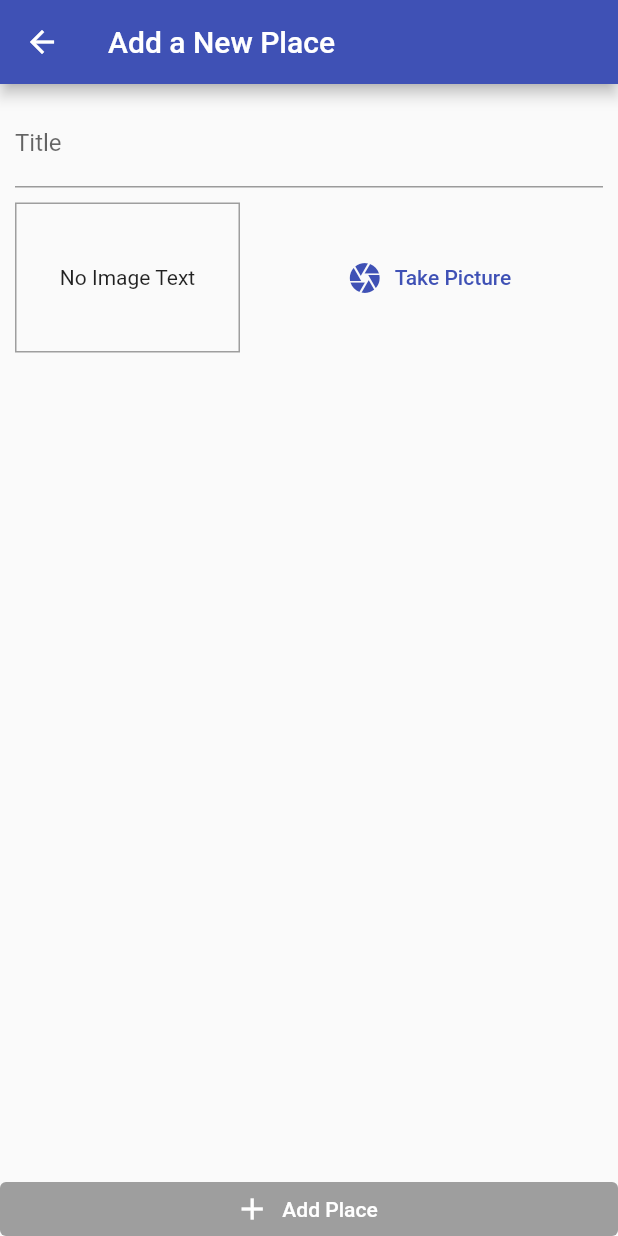
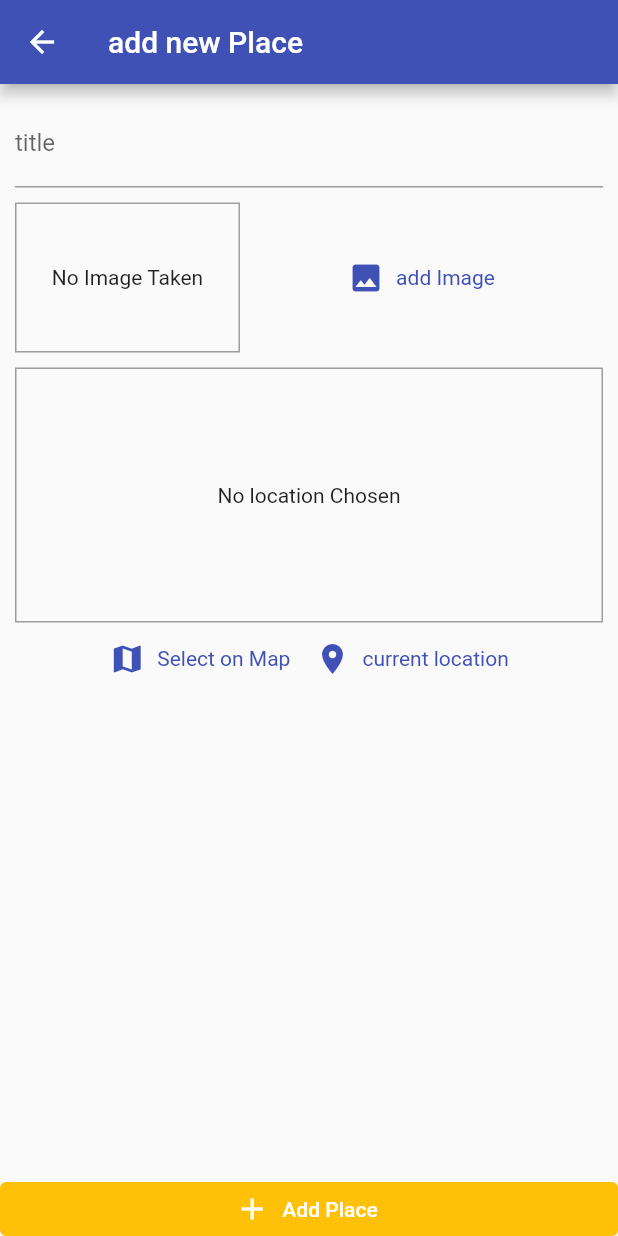
Before and after one commit to Sivakarthikeyan-S/Flutter_Location, a Flutter app: the screen it shows after launch, after a tap on the "add" icon, on a phone screen of 412 x 824 dp. Run offline on Flutter 3.47's test engine with Material 2 defaults, Android fonts, the phone set to English and light mode, and no system bars; our stand-ins replace google_maps_flutter, image_picker, location, sqflite; accounts and stored records are empty.

Commit message:
Updated location functions

```diff
--- a/lib/helpers/db_helper.dart
+++ b/lib/helpers/db_helper.dart
@@ -1,28 +1,23 @@
 import 'package:sqflite/sqflite.dart' as sql;
 import 'package:path/path.dart' as path;
-import 'package:sqflite/sqlite_api.dart';
 
 class DBHelper {
-  static Future<sql.Database> database() async {
+  static Future<sql.Database> dataBase() async {
     final dbPath = await sql.getDatabasesPath();
     return sql.openDatabase(path.join(dbPath, 'places.db'),
         onCreate: (db, version) {
       return db.execute(
-          'CREATE TABLE user_places(id TEXT PRIMARY KEY, title TEXT, image TEXT)');
+          'CREATE TABLE great_places(id TEXT PRIMARY KEY, title TEXT, image TEXT, loc_lat REAL, loc_lng REAL, address TEXT)');
     }, version: 1);
   }
 
   static Future<void> insert(String table, Map<String, Object> data) async {
-    final db = await DBHelper.database();
-    db.insert(
-      table,
-      data,
-      conflictAlgorithm: ConflictAlgorithm.replace,
-    );
+    final db = await DBHelper.dataBase();
+    db.insert(table, data, conflictAlgorithm: sql.ConflictAlgorithm.replace);
   }
 
   static Future<List<Map<String, dynamic>>> getData(String table) async {
-    final db = await DBHelper.database();
+    final db = await DBHelper.dataBase();
     return db.query(table);
   }
 }
--- /dev/null
+++ b/lib/helpers/location_helper.dart
@@ -0,0 +1,18 @@
+import 'package:http/http.dart' as http;
+import 'dart:convert';
+
+const googleApiKey = 'AIzaSyBg9yn5JtQgKRFbg6FCTy4ewbF24kRuAYI';
+
+class LocationHelper {
+  static String generateLocationPreviewImage(
+      {double? latitude, double? longitude}) {
+    return 'https://maps.googleapis.com/maps/api/staticmap?center=$latitude,$longitude&zoom=16&size=600x300&maptype=roadmap&markers=color:red%7Clabel:A%7C$latitude,$longitude&key=$googleApiKey';
+  }
+
+  static Future<String> getPlaceAddress(double lan, double lng) async {
+    final url = Uri.parse(
+        'https://maps.googleapis.com/maps/api/geocode/json?latlng=$lan,$lng&key=$googleApiKey');
+    final response = await http.get(url);
+    return json.decode(response.body)['results'][0]['formatted_address'];
+  }
+}
--- a/lib/main.dart
+++ b/lib/main.dart
@@ -1,30 +1,35 @@
 import 'package:flutter/material.dart';
+import './screens/add_place_screen.dart';
+import './screens/place_detail_screen.dart';
 import 'package:provider/provider.dart';
 
-import './providers/great_places.dart';
-import './screens/places_list_screen.dart';
-import './screens/add_place_screen.dart';
+import 'providers/great_places_provider.dart';
+import 'screens/places_list_screen.dart';
 
 void main() => runApp(const MyApp());
 
 class MyApp extends StatelessWidget {
-  const MyApp({super.key});
+  const MyApp({Key? key}) : super(key: key);
 
-  // This widget is the root of your application.
   @override
   Widget build(BuildContext context) {
-    return ChangeNotifierProvider.value(
-      value: GreatPlaces(),
+    return ChangeNotifierProvider(
+      create: (context) => GreatPlacesProvider(),
       child: MaterialApp(
-          title: 'Great Places',
-          theme: ThemeData(
+        title: 'Great Places',
+        theme: ThemeData(
+          colorScheme: ColorScheme.fromSwatch(
             primarySwatch: Colors.indigo,
-            accentColor: Colors.grey.shade500,
+          ).copyWith(
+            secondary: Colors.amber,
           ),
-          home: const PlacesListScreen(),
-          routes: {
-            AddPlaceScreen.routeName: (ctx) => const AddPlaceScreen(),
-          }),
+        ),
+        home: const PlacesListScreen(),
+        routes: {
+          AddPlaceScreen.routeName: (context) => const AddPlaceScreen(),
+          PlaceDetailScreen.routeName: (context) => const PlaceDetailScreen(),
+        },
+      ),
     );
   }
 }
--- a/lib/models/place.dart
+++ b/lib/models/place.dart
@@ -1,29 +1,27 @@
 import 'dart:io';
-
-import 'package:flutter/foundation.dart';
-
-class PlaceLocation {
-  final double latitude;
-  final double longitude;
-  final String address;
-
-  PlaceLocation({
-    required this.latitude,
-    required this.longitude,
-    required this.address,
-  });
-}
 
 class Place {
   final String id;
   final String title;
-  final PlaceLocation location;
+  final PlaceLocation? location;
   final File image;
 
   Place({
     required this.id,
     required this.title,
-    required this.location,
+    this.location,
     required this.image,
   });
 }
+
+class PlaceLocation {
+  final double? latitude;
+  final double? longitude;
+  final String? address;
+
+  const PlaceLocation({
+    this.latitude,
+    this.longitude,
+    this.address,
+  });
+}
--- a/lib/providers/great_places.dart
+++ /dev/null
@@ -1,48 +0,0 @@
-import 'dart:io';
-
-import 'package:flutter/foundation.dart';
-
-import '../models/place.dart';
-import '../helpers/db_helper.dart';
-
-class GreatPlaces with ChangeNotifier {
-  List<Place> _items = [];
-
-  List<Place> get items {
-    return [..._items];
-  }
-
-  void addPlace(
-    String pickedTitle,
-    File pickedImage,
-  ) {
-    final newPlace = Place(
-      id: DateTime.now().toString(),
-      image: pickedImage,
-      title: pickedTitle,
-      location: null!,
-    );
-    _items.add(newPlace);
-    notifyListeners();
-    DBHelper.insert('user_places', {
-      'id': newPlace.id,
-      'title': newPlace.title,
-      'image': newPlace.image.path,
-    });
-  }
-
-  Future<void> fetchAndSetPlaces() async {
-    final dataList = await DBHelper.getData('user_places');
-    _items = dataList
-        .map(
-          (item) => Place(
-            id: item['id'],
-            title: item['title'],
-            image: File(item['image']),
-            location: null!,
-          ),
-        )
-        .toList();
-    notifyListeners();
-  }
-}
--- /dev/null
+++ b/lib/providers/great_places_provider.dart
@@ -0,0 +1,72 @@
+import 'dart:io';
+
+import 'package:flutter/material.dart';
+import '../helpers/location_helper.dart';
+import 'package:path_provider/path_provider.dart' as syspaths;
+
+import '../models/place.dart';
+import '../helpers/db_helper.dart';
+
+class GreatPlacesProvider with ChangeNotifier {
+  List<Place> _items = [];
+
+  List<Place> get items {
+    return [..._items];
+  }
+
+  Place findById(String id) {
+    return _items.firstWhere((place) => place.id == id);
+  }
+
+  Future<void> addPlace(
+      String title, File image, PlaceLocation placeLocation) async {
+    final appDir = await syspaths.getApplicationDocumentsDirectory();
+    final address = await LocationHelper.getPlaceAddress(
+        placeLocation.latitude!, placeLocation.longitude!);
+    final updateLocation = PlaceLocation(
+        latitude: placeLocation.latitude,
+        longitude: placeLocation.longitude,
+        address: address);
+    final newPlace = Place(
+      id: DateTime.now().toString(),
+      title: title,
+      location: updateLocation,
+      image: image,
+    );
+    _items.add(newPlace);
+    notifyListeners();
+    DBHelper.insert(
+      'great_places',
+      {
+        'id': newPlace.id,
+        'title': newPlace.title,
+        'image': newPlace.image.path
+            .substring(appDir.path.length, newPlace.image.path.length),
+        'loc_lat': newPlace.location!.latitude!,
+        'loc_lng': newPlace.location!.longitude!,
+        'address': newPlace.location!.address!,
+      },
+    );
+  }
+
+  Future<void> fetchAndSetPlaces() async {
+    final dataList = await DBHelper.getData('great_places');
+    final appDir = await syspaths.getApplicationDocumentsDirectory();
+
+    _items = dataList
+        .map(
+          (data) => Place(
+            id: data['id'],
+            title: data['title'],
+            image: File('${appDir.path}/${data['image']}'),
+            location: PlaceLocation(
+              latitude: data['loc_lat'],
+              longitude: data['loc_lng'],
+              address: data['address'],
+            ),
+          ),
+        )
+        .toList();
+    notifyListeners();
+  }
+}
--- a/lib/screens/add_place_screen.dart
+++ b/lib/screens/add_place_screen.dart
@@ -1,15 +1,15 @@
 import 'dart:io';
 
 import 'package:flutter/material.dart';
+import '../models/place.dart';
+import '../providers/great_places_provider.dart';
+import '../widgets/image_input.dart';
+import '../widgets/location_input.dart';
 import 'package:provider/provider.dart';
 
-import '../widgets/image_input.dart';
-import '../providers/great_places.dart';
-
 class AddPlaceScreen extends StatefulWidget {
-  const AddPlaceScreen({super.key});
-
   static const routeName = '/add-place';
+  const AddPlaceScreen({Key? key}) : super(key: key);
 
   @override
   State<AddPlaceScreen> createState() => _AddPlaceScreenState();
@@ -18,17 +18,24 @@ class AddPlaceScreen extends StatefulWidget {
 class _AddPlaceScreenState extends State<AddPlaceScreen> {
   final _titleController = TextEditingController();
   File? _pickedImage;
+  PlaceLocation? placeLocation;
 
   void _selectImage(File pickedImage) {
     _pickedImage = pickedImage;
   }
 
+  void _selectPlace(double lan, double lng) {
+    placeLocation = PlaceLocation(latitude: lan, longitude: lng);
+  }
+
   void _savePlace() {
-    if (_titleController.text.isEmpty || _pickedImage == null) {
+    if (_titleController.text.isEmpty ||
+        _pickedImage == null ||
+        placeLocation == null) {
       return;
     }
-    Provider.of<GreatPlaces>(context, listen: false)
-        .addPlace(_titleController.text, _pickedImage!);
+    Provider.of<GreatPlacesProvider>(context, listen: false)
+        .addPlace(_titleController.text, _pickedImage!, placeLocation!);
     Navigator.of(context).pop();
   }
 
@@ -36,33 +43,33 @@ class _AddPlaceScreenState extends State<AddPlaceScreen> {
   Widget build(BuildContext context) {
     return Scaffold(
       appBar: AppBar(
-        title: const Text('Add a New Place'),
+        title: const Text('add new Place'),
       ),
       body: Column(
         mainAxisAlignment: MainAxisAlignment.spaceBetween,
         crossAxisAlignment: CrossAxisAlignment.stretch,
-        children: <Widget>[
+        children: [
           Expanded(
             child: SingleChildScrollView(
-              child: Padding(
-                padding: const EdgeInsets.all(10.0),
+              padding: const EdgeInsets.all(10),
               child: Column(
-                  children: <Widget>[
+                children: [
                   TextField(
-                      decoration: const InputDecoration(labelText: 'Title'),
+                    decoration: const InputDecoration(labelText: 'title'),
                     controller: _titleController,
                   ),
                   const SizedBox(height: 10),
-                    const ImageInput(),
+                  ImageInput(onSelectImage: _selectImage),
+                  const SizedBox(height: 10),
+                  LocationInput(onSelectPlace: _selectPlace),
                 ],
               ),
             ),
           ),
-          ),
           ElevatedButton.icon(
+            onPressed: _savePlace,
             icon: const Icon(Icons.add),
             label: const Text('Add Place'),
-            onPressed: _savePlace,
             style: ElevatedButton.styleFrom(
               primary: Theme.of(context).colorScheme.secondary,
               elevation: 0,
--- a/lib/screens/places_list_screen.dart
+++ b/lib/screens/places_list_screen.dart
@@ -1,55 +1,59 @@
 import 'package:flutter/material.dart';
+import '../providers/great_places_provider.dart';
+import './place_detail_screen.dart';
 import 'package:provider/provider.dart';
 
-import './add_place_screen.dart';
-import '../providers/great_places.dart';
+import 'add_place_screen.dart';
 
 class PlacesListScreen extends StatelessWidget {
-  const PlacesListScreen({super.key});
+  const PlacesListScreen({Key? key}) : super(key: key);
 
   @override
   Widget build(BuildContext context) {
     return Scaffold(
       appBar: AppBar(
         title: const Text('Your Places'),
-        actions: <Widget>[
+        actions: [
           IconButton(
+            onPressed: () =>
+                Navigator.of(context).pushNamed(AddPlaceScreen.routeName),
             icon: const Icon(Icons.add),
-            onPressed: () {
-              Navigator.of(context).pushNamed(AddPlaceScreen.routeName);
-            },
           ),
         ],
       ),
       body: FutureBuilder(
-        future: Provider.of<GreatPlaces>(context, listen: false)
+        future: Provider.of<GreatPlacesProvider>(context, listen: false)
             .fetchAndSetPlaces(),
-        builder: (ctx, snapshot) => snapshot.connectionState ==
-                ConnectionState.waiting
-            ? const Center(
-                child: CircularProgressIndicator(),
-              )
-            : Consumer<GreatPlaces>(
-                builder: (context, greatPlaces, child) => greatPlaces
-                        .items.isEmpty
+        builder: (context, snapShot) {
+          if (snapShot.connectionState == ConnectionState.waiting) {
+            return const Center(
+              child: CircularProgressIndicator.adaptive(),
+            );
+          }
+          return Consumer<GreatPlacesProvider>(
+            builder: (context, value, child) => value.items.isEmpty
                 ? child!
                 : ListView.builder(
-                        itemCount: greatPlaces.items.length,
-                        itemBuilder: (BuildContext context, int index) =>
-                            ListTile(
+                    itemCount: value.items.length,
+                    itemBuilder: (BuildContext context, int index) => ListTile(
                       leading: CircleAvatar(
-                              backgroundImage:
-                                  FileImage(greatPlaces.items[index].image)),
+                          backgroundImage: FileImage(value.items[index].image)),
                       title: Text(
-                            greatPlaces.items[index].title,
+                        value.items[index].title,
                       ),
-                          // subtitle: Text(greatPlaces.items[index].location!.address!),
-                          onTap: () {},
+                      subtitle: Text(value.items[index].location!.address!),
+                      onTap: () {
+                        Navigator.of(context).pushNamed(
+                          PlaceDetailScreen.routeName,
+                          arguments: value.items[index].id,
+                        );
+                      },
                     ),
                   ),
             child: const Center(
                 child: Text('Got no Places yet, start adding some!')),
-              ),
+          );
+        },
       ),
     );
   }
--- a/lib/widgets/image_input.dart
+++ b/lib/widgets/image_input.dart
@@ -6,7 +6,12 @@ import 'package:path/path.dart' as path;
 import 'package:path_provider/path_provider.dart' as syspaths;
 
 class ImageInput extends StatefulWidget {
-  const ImageInput({super.key});
+  const ImageInput({
+    Key? key,
+    required this.onSelectImage,
+  }) : super(key: key);
+
+  final Function onSelectImage;
 
   @override
   State<ImageInput> createState() => _ImageInputState();
@@ -19,7 +24,7 @@ class _ImageInputState extends State<ImageInput> {
     final picker = ImagePicker();
     final imageFile = await picker.pickImage(
       source: ImageSource.camera,
-      maxWidth: 600,
+      maxHeight: 600,
     );
     if (imageFile == null) {
       return;
@@ -27,36 +32,96 @@ class _ImageInputState extends State<ImageInput> {
     setState(() {
       _storedImage = File(imageFile.path);
     });
+
     final appDir = await syspaths.getApplicationDocumentsDirectory();
     final fileName = path.basename(imageFile.path);
-    final savedImage = await _storedImage!.copy('${appDir.path}/$fileName');
+    final saveImage = await _storedImage!.copy('${appDir.path}/$fileName');
+    await widget.onSelectImage(saveImage);
+  }
+
+  Future<void> _pickPicture() async {
+    final picker = ImagePicker();
+    final imageFile = await picker.pickImage(
+      source: ImageSource.gallery,
+      maxHeight: 600,
+    );
+    if (imageFile == null) {
+      return;
+    }
+    setState(() {
+      _storedImage = File(imageFile.path);
+    });
+
+    final appDir = await syspaths.getApplicationDocumentsDirectory();
+    final fileName = path.basename(imageFile.path);
+    final saveImage = await _storedImage!.copy('${appDir.path}/$fileName');
+    await widget.onSelectImage(saveImage);
   }
 
   @override
   Widget build(BuildContext context) {
     return Row(
-      children: <Widget>[
+      children: [
         Container(
           width: 150,
           height: 100,
           decoration: BoxDecoration(
             border: Border.all(width: 1, color: Colors.grey),
           ),
+          alignment: Alignment.center,
           child: _storedImage != null
               ? Image.file(
                   _storedImage!,
                   fit: BoxFit.cover,
                   width: double.infinity,
                 )
-              : Text('No Image Text', textAlign: TextAlign.center),
-          alignment: Alignment.center,
+              : const Text('No Image Taken', textAlign: TextAlign.center),
         ),
-        const SizedBox(width: 10),
+        const SizedBox(height: 10),
         Expanded(
           child: TextButton.icon(
-            icon: const Icon(Icons.camera),
-            label: const Text('Take Picture'),
-            onPressed: _takePicture,
+            onPressed: () {
+              showBottomSheet(
+                enableDrag: true,
+                context: context,
+                builder: (context) {
+                  return SizedBox(
+                    height: 200,
+                    child: Row(
+                      mainAxisAlignment: MainAxisAlignment.spaceAround,
+                      children: [
+                        TextButton.icon(
+                          onPressed: () {
+                            _takePicture.call();
+                            Navigator.of(context).pop();
+                          },
+                          icon: const Icon(Icons.camera),
+                          label: const Text('from camera'),
+                          style: TextButton.styleFrom(
+                              textStyle: TextStyle(
+                                  color: Theme.of(context).primaryColor)),
+                        ),
+                        TextButton.icon(
+                          onPressed: () {
+                            _pickPicture.call();
+                            Navigator.of(context).pop();
+                          },
+                          icon: const Icon(Icons.photo),
+                          label: const Text('from gallery'),
+                          style: TextButton.styleFrom(
+                              textStyle: TextStyle(
+                                  color: Theme.of(context).primaryColor)),
+                        ),
+                      ],
+                    ),
+                  );
+                },
+              );
+            },
+            icon: const Icon(Icons.image),
+            label: const Text('add Image'),
+            style: TextButton.styleFrom(
+                textStyle: TextStyle(color: Theme.of(context).primaryColor)),
           ),
         ),
       ],
--- /dev/null
+++ b/lib/widgets/location_input.dart
@@ -0,0 +1,97 @@
+import 'package:flutter/material.dart';
+import 'package:google_maps_flutter/google_maps_flutter.dart';
+import '../screens/map_screen.dart';
+import 'package:location/location.dart';
+import '../helpers/location_helper.dart';
+
+class LocationInput extends StatefulWidget {
+  final Function? onSelectPlace;
+  const LocationInput({Key? key, this.onSelectPlace}) : super(key: key);
+
+  @override
+  State<LocationInput> createState() => _LocationInputState();
+}
+
+class _LocationInputState extends State<LocationInput> {
+  String? _previewImageUrl;
+
+  void _showPreview(double lat, double lng) {
+    final staticMapImageUrl = LocationHelper.generateLocationPreviewImage(
+        latitude: lat, longitude: lng);
+    setState(() {
+      _previewImageUrl = staticMapImageUrl;
+    });
+  }
+
+  Future<void> _getCurrentUserLocation() async {
+    final locationData = await Location().getLocation();
+    _showPreview(locationData.latitude!, locationData.longitude!);
+    widget.onSelectPlace!(locationData.latitude, locationData.longitude);
+  }
+
+  Future<void> _selectOnMap() async {
+    final LatLng? isSelectedLocation = await Navigator.of(context).push(
+      MaterialPageRoute(
+        fullscreenDialog: true,
+        builder: (context) => const MapScreen(
+          isSelected: true,
+        ),
+      ),
+    );
+    if (isSelectedLocation == null) {
+      return;
+    }
+    _showPreview(isSelectedLocation.latitude, isSelectedLocation.longitude);
+    widget.onSelectPlace!(
+        isSelectedLocation.latitude, isSelectedLocation.longitude);
+  }
+
+  @override
+  Widget build(BuildContext context) {
+    return Column(
+      children: [
+        Container(
+          width: double.infinity,
+          height: 170,
+          alignment: Alignment.center,
+          decoration:
+              BoxDecoration(border: Border.all(width: 1, color: Colors.grey)),
+          child: _previewImageUrl == null
+              ? const Text(
+                  'No location Chosen',
+                  textAlign: TextAlign.center,
+                )
+              : Image.network(
+                  _previewImageUrl!,
+                  fit: BoxFit.cover,
+                ),
+        ),
+        Row(
+          mainAxisAlignment: MainAxisAlignment.center,
+          children: [
+            TextButton.icon(
+              onPressed: _selectOnMap,
+              icon: const Icon(Icons.map),
+              label: const Text('Select on Map'),
+              style: TextButton.styleFrom(
+                textStyle: TextStyle(
+                  color: Theme.of(context).primaryColor,
+                ),
+              ),
+            ),
+            TextButton.icon(
+              onPressed: _getCurrentUserLocation,
+              icon: const Icon(Icons.location_on),
+              label: const Text('current location'),
+              style: TextButton.styleFrom(
+                textStyle: TextStyle(
+                  color: Theme.of(context).primaryColor,
+                ),
+              ),
+            ),
+          ],
+        )
+      ],
+    );
+  }
+}
--- a/pubspec.yaml
+++ b/pubspec.yaml
@@ -36,6 +36,9 @@ dependencies:
   path: ^1.6.2
   path_provider: ^2.0.11
   sqflite: ^2.2.2
+  location: ^4.4.0
+  google_maps_flutter: ^2.2.2
+  http: ^0.13.5
 
 
   # The following adds the Cupertino Icons font to your application.
```
Also changed, not shown: lib/screens/map_screen.dart (added, +70 -0 lines), lib/screens/place_detail_screen.dart (added, +56 -0 lines), pubspec.lock, 4 other files. Lines whose indentation alone changed are shown as unchanged.
